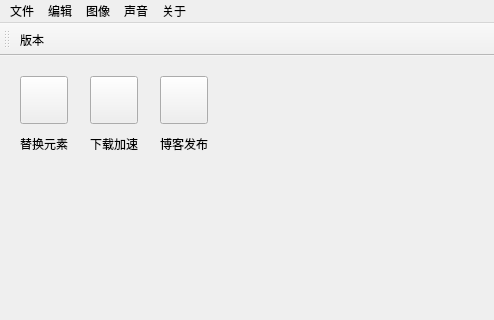
JunDecNo/JunBox, file ui/main.ui: the form before one commit; both pictures show x 0 to 494 and y 0 to 320 of the 1306 by 884 pixel window.
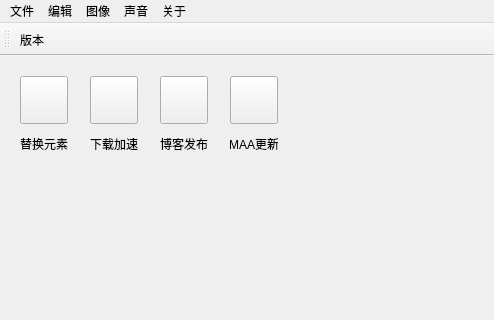
The form after the commit. Icons and pictures are not drawn.

```diff
--- a/ui/main.ui
+++ b/ui/main.ui
@@ -125,6 +125,44 @@
      <set>Qt::AlignCenter</set>
     </property>
    </widget>
+   <widget class="QPushButton" name="BtnMAA">
+    <property name="geometry">
+     <rect>
+      <x>230</x>
+      <y>20</y>
+      <width>48</width>
+      <height>48</height>
+     </rect>
+    </property>
+    <property name="layoutDirection">
+     <enum>Qt::LeftToRight</enum>
+    </property>
+    <property name="text">
+     <string/>
+    </property>
+    <property name="iconSize">
+     <size>
+      <width>48</width>
+      <height>48</height>
+     </size>
+    </property>
+   </widget>
+   <widget class="QLabel" name="label_hexo_2">
+    <property name="geometry">
+     <rect>
+      <x>230</x>
+      <y>80</y>
+      <width>48</width>
+      <height>16</height>
+     </rect>
+    </property>
+    <property name="text">
+     <string>MAA更新</string>
+    </property>
+    <property name="alignment">
+     <set>Qt::AlignCenter</set>
+    </property>
+   </widget>
   </widget>
   <widget class="QMenuBar" name="menubar">
    <property name="geometry">
```
Left out of the diff: 2 changed lines with no effect on the pictures.
